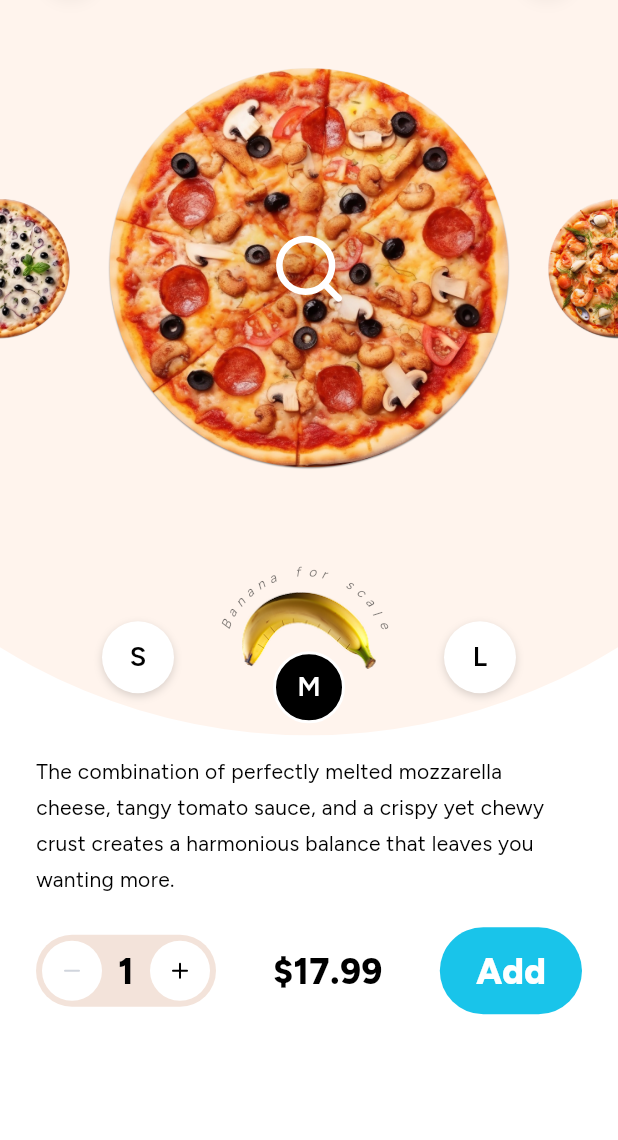
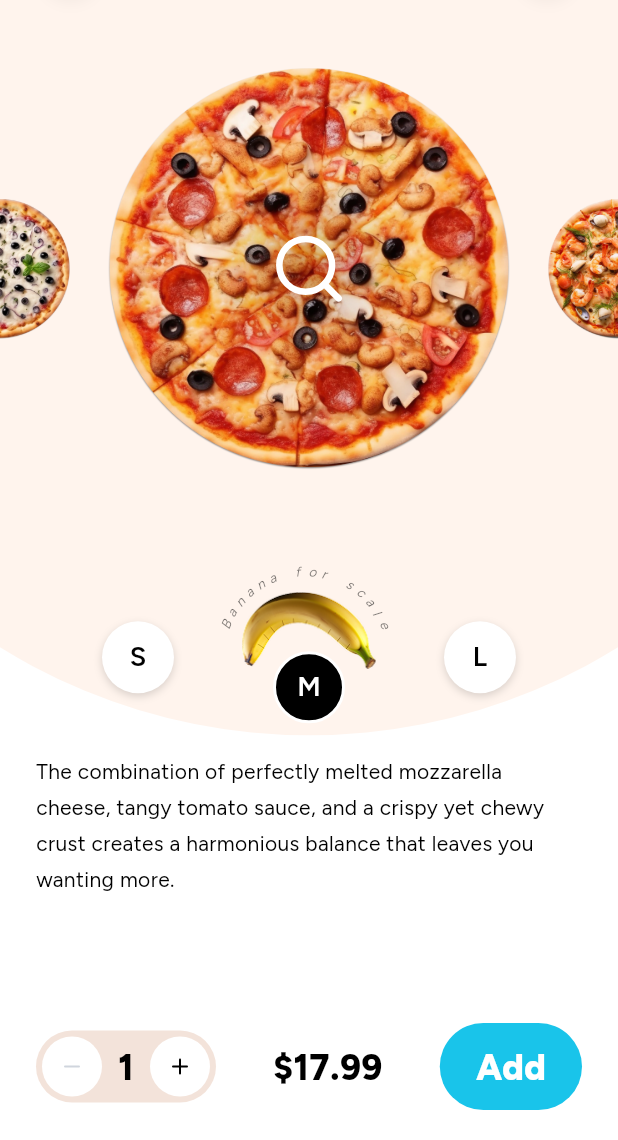
Before and after one commit to ashiq-dev-codes/pizza_mobile_app, a Flutter app: the screen it shows after launch, on a phone screen of 412 x 824 dp, the part 96-1236 px from its top. Run offline on Flutter 3.47's test engine with Material 3 defaults, Android fonts, the phone set to English and light mode, and no system bars; our stand-ins replace lucide_icons_flutter.

Commit message:
feat: Refactor layout and animation logic in ProductScreen and PizzaStage for improved performance and consistency

```diff
--- a/lib/feature/product/presentation/widget/pizza_stage.dart
+++ b/lib/feature/product/presentation/widget/pizza_stage.dart
@@ -34,9 +34,9 @@
   final VoidCallback onTapZoom;
 
   /// How long the center pizza's own resize tween runs when only the size
-  /// (not the carousel focus) changes — kept equal to the curve's own
-  /// settle window so the elastic overshoot has room to read before the
-  /// tween hard-stops at 1.0.
+  /// (not the carousel focus) changes — kept equal to [SpringCurve.elastic]'s
+  /// own settle window so its overshoot has room to read before the tween
+  /// hard-stops at the target.
   static const _resizeDuration = Duration(milliseconds: 340);
 
   Animation<double> get _progress => listenable as Animation<double>;
@@ -98,12 +98,12 @@
                       blurRadius: 48,
                       spreadRadius: 0,
                       offset: Offset(0, 0),
-                      color: AppColors.black.withValues(alpha: 0.2),
+                      color: AppColors.black.withValues(alpha: 0.33),
                     ),
                   ],
                 ),
                 child: Icon(
-                  LucideIcons.search,
+                  LucideIcons.search200,
                   size: width * (48 / 375),
                   color: AppColors.white,
                   shadows: const [Shadow(color: Colors.black38, blurRadius: 6)],
@@ -137,6 +137,11 @@
     final opacity = absSlot <= 1 ? 1.0 : 1 - overshoot;
     final dx = slot * spacing;
 
+    // At rest on the center pizza, `size` tracks `selectedSize` directly and
+    // gets room (below) for its tween to actually show; every other case
+    // (mid-switch, or a peek) just tracks `size` on the same curve.
+    final atRestCenter = !switching && i == toIndex;
+
     Widget image = AnimatedContainer(
       duration: switching ? Duration.zero : _resizeDuration,
       curve: SpringCurve.elastic(settleDuration: _resizeDuration),
@@ -154,22 +159,16 @@
         ? () => onSelectIndex(i)
         : null;
 
-    // At rest on the center pizza, `size` tracks `selectedSize` directly and
-    // would otherwise snap the Positioned box straight to it on the very
-    // next frame — which then forces that exact size on the AnimatedContainer
-    // above via tight layout constraints, silently cancelling its own
-    // elastic tween before it can ever be seen. Sizing the box well past the
-    // largest the center pizza can ever be (only while at rest — mid-switch
-    // still needs the box to track `size` per frame, since that per-frame
-    // resize *is* the carousel spring) leaves the AnimatedContainer free to
-    // actually animate within it, centered by the wrapping [Center]. The 15%
-    // pad on top of Large — bigger than any target size, including Large
-    // itself — matters because the elastic curve overshoots ~8% past
-    // *whatever* it's tweening to, so growing into (or through) Large needs
-    // room beyond Large's own footprint or that overshoot gets clipped flat.
-    final atRestCenter = !switching && i == toIndex;
+    // The Positioned box would otherwise snap straight to `size` on the very
+    // next frame, forcing that exact size on the AnimatedContainer above via
+    // tight layout constraints and clipping its own tween flat before it can
+    // ever be seen. Sizing it a little past the largest the center pizza can
+    // ever be (only while at rest — mid-switch still needs the box to track
+    // `size` per frame, since that per-frame resize *is* the carousel
+    // spring) leaves just enough room for the curve's modest overshoot,
+    // centered by the wrapping [Center].
     final boxExtent = atRestCenter
-        ? width * PizzaSize.large.widthFactor * 1.15
+        ? width * PizzaSize.large.widthFactor * 1.1
         : size;
 
     return Positioned(
```
Also changed, not shown: lib/feature/product/presentation/page/product_page.dart (+5 -6 lines).
